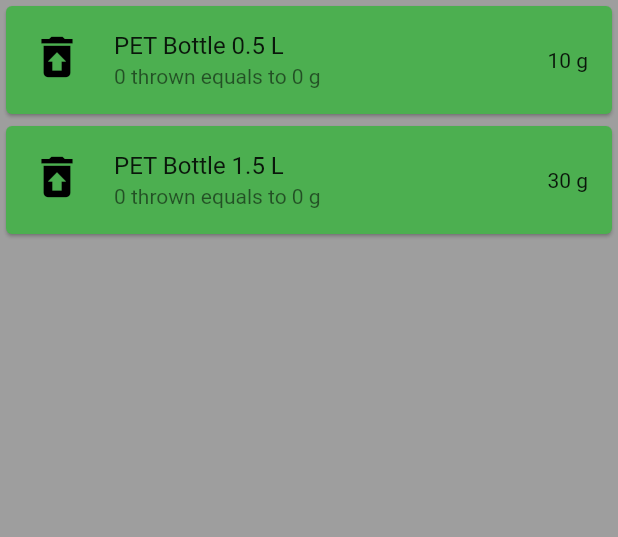
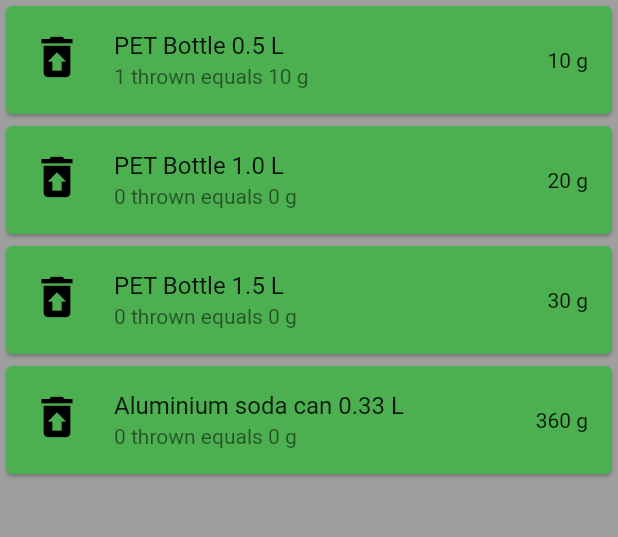
Before and after one commit to mattmaniak/rubbish_calc, a Flutter app: the screen it shows after launch, after a tap on "PET Bottle 0.5 L", on a phone screen of 412 x 824 dp, the part 384-921 px from its top. Run offline on Flutter 3.47's test engine with Material 2 defaults, Android fonts, the phone set to English and light mode, and no system bars.

Commit message:
Item's data is updated on the fly.

```diff
--- a/lib/app.dart
+++ b/lib/app.dart
@@ -12,23 +12,27 @@ class _AppState extends State<App> {
   final DateTime _appInitDateTime = DateTime.now();
   final int _maxRubbishGrams = 1000000; // 1 metric ton.
 
-  List<Item> _rubbish;
-
-  @override
-  void initState() {
-    super.initState();
-
-    _rubbish = [
+  // https://www.quora.com/What-is-the-weight-of-1-5-liter-empty-pet-bottles
+  // https://www.quora.com/How-much-does-a-330ml-can-of-soda-weigh-in-grams
+  final List<Item> _rubbish = [
     Item(
       name: 'PET Bottle 0.5 L',
       weightGrams: 10,
     ),
     Item(
+      name: 'PET Bottle 1.0 L',
+      weightGrams: 20,
+    ),
+    Item(
       name: 'PET Bottle 1.5 L',
       weightGrams: 30,
-      )
+    ),
+    Item(
+      name: 'Aluminium soda can 0.33 L',
+      weightGrams: 360,
+    ),
   ];
-  }
+  int _rubbishGrams = 0;
 
   @override
   Widget build(BuildContext context) {
@@ -46,8 +50,7 @@ class _AppState extends State<App> {
               'Rubbish Calc',
               style: TextStyle(color: Colors.black),
             ),
-            background:
-                Center(child: Text(_countRubbishGrams().toString() + ' g')),
+            background: Center(child: Text(_rubbishGrams.toString() + ' g')),
           ),
         ),
         SliverList(delegate: SliverChildListDelegate(_rubbish)),
@@ -56,15 +59,13 @@ class _AppState extends State<App> {
   }
 
   int _countRubbishGrams() {
-    int rubbishGrams = 0;
-
+    setState(() {
       _rubbish.forEach((item) {
-      rubbishGrams += item.amountInRubbish * item.weightGrams;
-      if (rubbishGrams > _maxRubbishGrams) {
-        // Error.
-        return 0;
+        _rubbishGrams += item.amountInRubbish * item.weightGrams;
+        if (_rubbishGrams > _maxRubbishGrams) {
+          _rubbishGrams = 0;
         }
       });
-    return rubbishGrams;
+    });
   }
 }
--- a/lib/item.dart
+++ b/lib/item.dart
@@ -24,11 +24,17 @@ class _ItemState extends State<Item> {
           ),
           title: Text(widget.name),
           subtitle: Text(widget.amountInRubbish.toString() +
-              ' thrown equals to ' +
+              ' thrown equals ' +
               (widget.amountInRubbish * widget.weightGrams).toString() +
               ' g'),
           trailing: Text(widget.weightGrams.toString() + ' g'),
-          onTap: () => widget.amountInRubbish++),
+          onTap: _incrementAmountInRubbish),
     );
   }
+
+  void _incrementAmountInRubbish() {
+    setState(() {
+      widget.amountInRubbish++;
+    });
+  }
 }
```
Also changed, not shown: 1 other file. Lines whose indentation alone changed are shown as unchanged.
